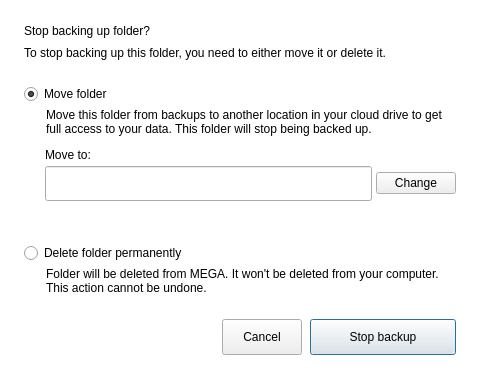
This is src/MEGASync/syncs/gui/Backups/ui/RemoveBackupDialog.ui in meganz/MEGAsync as Qt 5 draws it before an edit. The edited form follows.
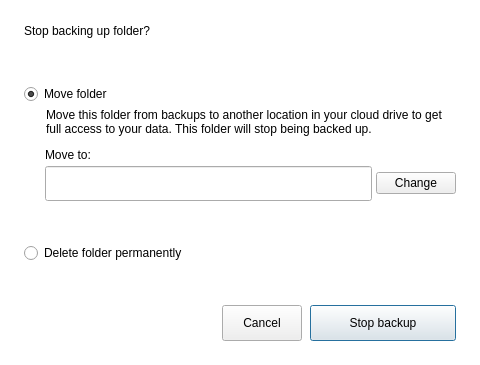
This is the edited form. Icons and pictures are not drawn. Custom widgets are drawn as their Qt base class.

Commit message: SNC-6067. Added translator comments.

```diff
--- a/src/MEGASync/syncs/gui/Backups/ui/RemoveBackupDialog.ui
+++ b/src/MEGASync/syncs/gui/Backups/ui/RemoveBackupDialog.ui
@@ -99,7 +99,7 @@
         </size>
        </property>
        <property name="text">
-        <string>To stop backing up this folder, you need to either move it or delete it.</string>
+        <string/>
        </property>
        <property name="textFormat">
         <enum>Qt::RichText</enum>
@@ -339,7 +339,7 @@
        <item>
         <widget class="QLabel" name="lDeleteFolder">
          <property name="text">
-          <string>Folder will be deleted from MEGA. It won't be deleted from your computer. This action cannot be undone.</string>
+          <string/>
          </property>
          <property name="textFormat">
           <enum>Qt::RichText</enum>
```
The commit also changes 1 other file.
